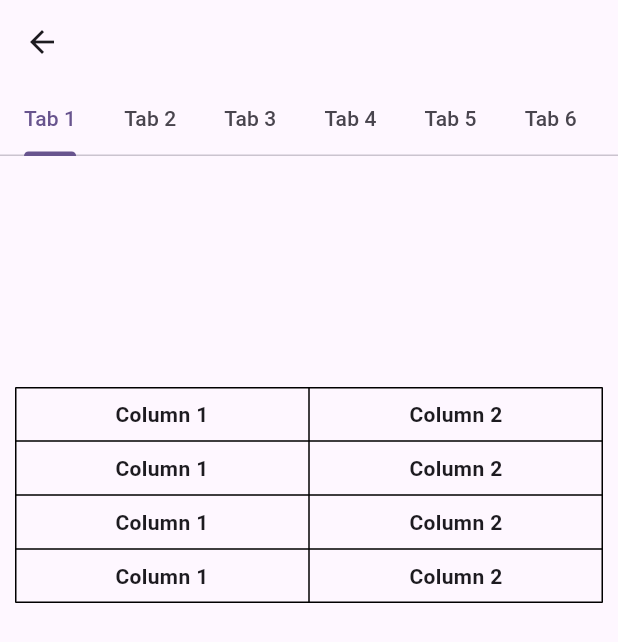
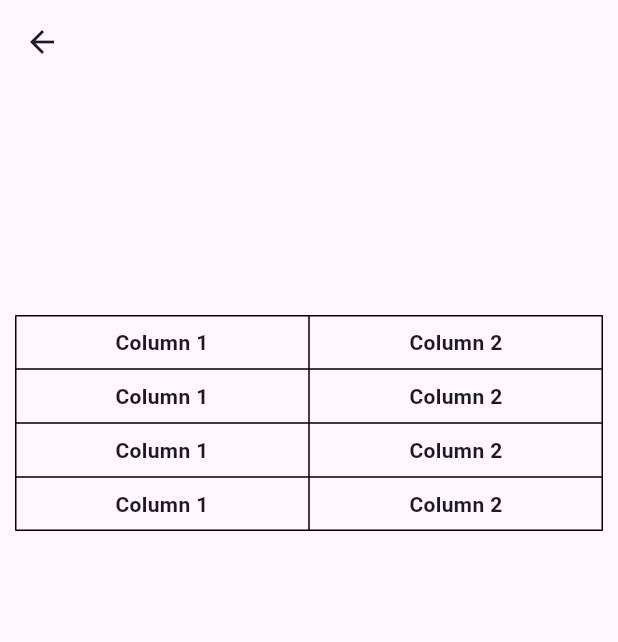
Before and after one commit to sabirklm/fleur, a Flutter app: the VehicleDetailsScreen screen opened directly with empty values, on a phone screen of 412 x 824 dp. Shown: the top 642 px of the screen. Run offline on Flutter 3.47's test engine with Material 3 defaults, Android fonts, the phone set to English and light mode, and no system bars; our stand-ins replace bloc, cloud_firestore, firebase_auth, firebase_core, flutter_animate, flutter_bloc and 4 more; accounts and stored records are empty; network calls fail; Roboto replaces fonts that are missing (Sen).

```diff
--- a/lib/models/vehicle.dart
+++ b/lib/models/vehicle.dart
@@ -18,6 +18,7 @@ class Vehicle {
   List<String>? image;
   String? createdAt;
   String? updatedAt;
+  Map<String, String> specification;
 
   String? desc;
 
@@ -31,6 +32,7 @@ class Vehicle {
     this.createdAt,
     this.updatedAt,
     this.desc,
+    this.specification = const {},
   });
 
   factory Vehicle.fromJson(Map<String, dynamic> json) =>
@@ -100,7 +102,6 @@ class VehicleFullSummaries {
 var vehicle = <Vehicle>[
   // generate some real data
 
-
   Vehicle(
     id: "1",
     name: "Data 1 Royal ",
--- a/lib/views/home/vehicle_details_screen.dart
+++ b/lib/views/home/vehicle_details_screen.dart
@@ -35,28 +35,24 @@ class _VehicleDetailsScreenState extends State<VehicleDetailsScreen> {
 
   @override
   Widget build(BuildContext context) {
-    return DefaultTabController(
-      length: tabs.length,
-      child: Scaffold(
+    return Scaffold(
       appBar: AppBar(
         title: Text(
           '${widget.shortSummaries.name}',
           style: GoogleFonts.sen(),
           overflow: TextOverflow.ellipsis,
         ),
-          bottom: TabBar(
-            tabAlignment: TabAlignment.start,
-            isScrollable: true,
-            tabs: tabs.map((tab) {
-              return Tab(
-                text: tab,
-              );
-            }).toList(),
+        // bottom: TabBar(
+        //   tabAlignment: TabAlignment.start,
+        //   isScrollable: true,
+        //   tabs: tabs.map((tab) {
+        //     return Tab(
+        //       text: tab,
+        //     );
+        //   }).toList(),
+        // ),
       ),
-        ),
-        body: TabBarView(
-          children: [
-            ListView(
+      body: ListView(
         children: [
           if (widget.shortSummaries.image != null)
             ...List.generate(
@@ -121,28 +117,6 @@ class _VehicleDetailsScreenState extends State<VehicleDetailsScreen> {
           const SizedBox(height: 32),
         ],
       ),
-            ...List.generate(
-              tabs.length - 1,
-              (index) => Center(
-                child: Text(
-                  'Content for ${tabs[index]}',
-                  style: GoogleFonts.sen(),
-                ),
-              ),
-            ),
-            // ...tabs.map(
-            //   (String tab) {
-            //     return Center(
-            //       child: Text(
-            //         'Content for $tab',
-            //         style: GoogleFonts.sen(),
-            //       ),
-            //     );
-            //   },
-            // ).toList()
-          ],
-        ),
-      ),
     );
   }
 }
--- a/pubspec.yaml
+++ b/pubspec.yaml
@@ -1,7 +1,7 @@
 name: fleur
 description: "A new Flutter project."
 publish_to: 'none'
-version: 1.0.0+4
+version: 1.0.0+5
 
 environment:
   sdk: '>=3.2.6 <4.0.0'
@@ -29,6 +29,7 @@ dependencies:
   logger: ^2.1.0
   integration_test:
     sdk: flutter
+  google_sign_in: ^6.2.1
   # equatable: ^2.0.5
   # cloud_firestore: ^4.15.4
   # firebase_core: ^2.25.4
```
Also changed, not shown: lib/data/sample_data.dart (+14 -0 lines), lib/views/feeds/feeds_view.dart (+57 -2 lines). Lines whose indentation alone changed are shown as unchanged.
